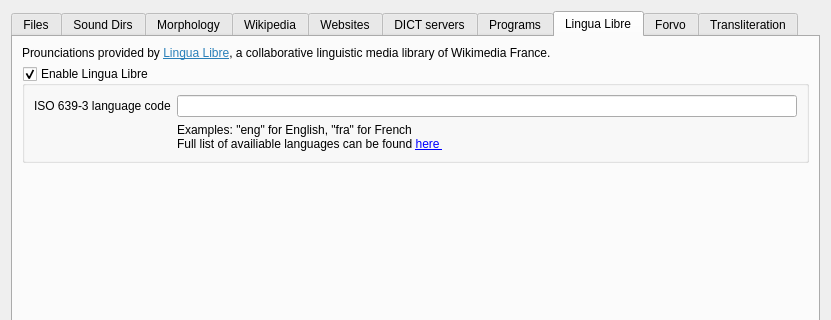
First picture: the form in src/ui/sources.ui, repository xiaoyifang/goldendict-ng, before the edit; both pictures show x 0 to 831 and y 0 to 320 of the 831 by 531 pixel window.
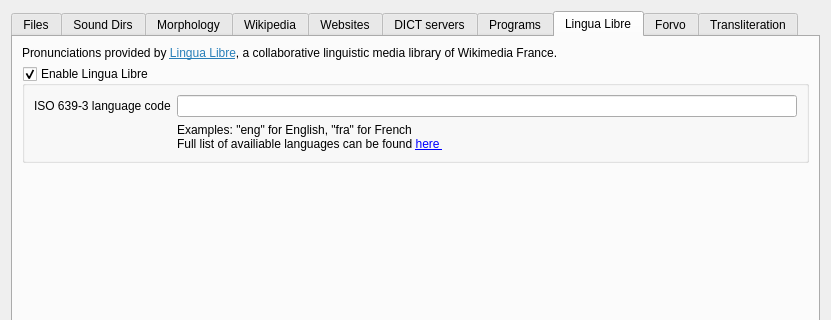
Second picture: the form after the edit. The open tabs and pages were chosen to show the change. Icons and pictures are not drawn.

Diff of the .ui file:
```diff
--- a/src/ui/sources.ui
+++ b/src/ui/sources.ui
@@ -468,7 +468,7 @@
        <item>
         <widget class="QLabel" name="label_17">
          <property name="text">
-          <string>&lt;html&gt;&lt;head/&gt;&lt;body&gt;&lt;p&gt;Prounciations provided by &lt;a href=&quot;https://lingualibre.org&quot;&gt;&lt;span style=&quot; text-decoration: underline; color:#2980b9;&quot;&gt;Lingua Libre&lt;/span&gt;&lt;/a&gt;, a collaborative linguistic media library of Wikimedia France. &lt;/p&gt;&lt;/body&gt;&lt;/html&gt;</string>
+          <string>&lt;html&gt;&lt;head/&gt;&lt;body&gt;&lt;p&gt;Pronunciations provided by &lt;a href=&quot;https://lingualibre.org&quot;&gt;&lt;span style=&quot; text-decoration: underline; color:#2980b9;&quot;&gt;Lingua Libre&lt;/span&gt;&lt;/a&gt;, a collaborative linguistic media library of Wikimedia France. &lt;/p&gt;&lt;/body&gt;&lt;/html&gt;</string>
          </property>
          <property name="openExternalLinks">
           <bool>true</bool>
```
Left out of the diff: 2 changed lines with no effect on the pictures.
